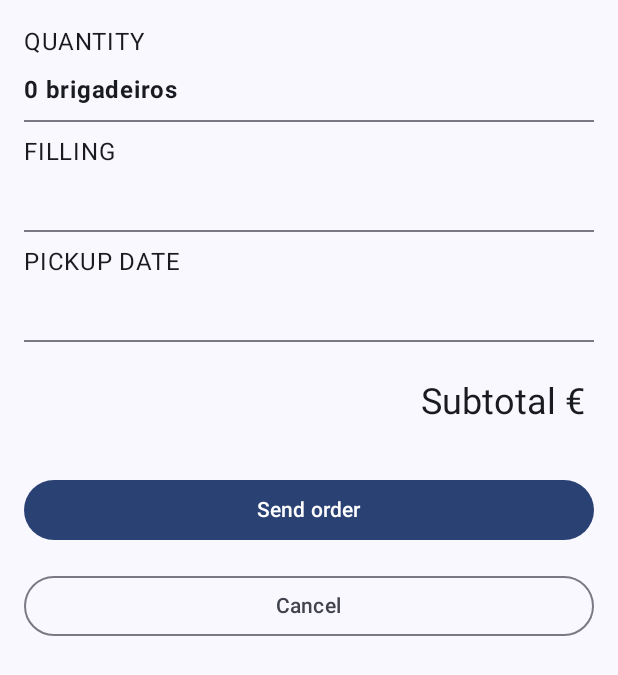
After one commit to guisussel/brigadeirao-app, an Android app built with Jetpack Compose: the composable OrderSummaryScreen shown on its own in the app's theme, on a phone screen of 412 x 824 dp. The commit adds this screen. Shown: the top 675 px of the screen. Run offline under Robolectric (Android 15) with nearby library versions, the phone set to English and light mode, and no system bars.

Commit message:
added order summary screen

```diff
--- /dev/null
+++ b/app/src/main/java/com/sussel/brigadeirao/OrderSummaryScreen.kt
@@ -0,0 +1,121 @@
+package com.sussel.brigadeirao
+
+import androidx.compose.foundation.layout.Arrangement
+import androidx.compose.foundation.layout.Column
+import androidx.compose.foundation.layout.Row
+import androidx.compose.foundation.layout.Spacer
+import androidx.compose.foundation.layout.fillMaxHeight
+import androidx.compose.foundation.layout.fillMaxWidth
+import androidx.compose.foundation.layout.height
+import androidx.compose.foundation.layout.padding
+import androidx.compose.material3.Button
+import androidx.compose.material3.Divider
+import androidx.compose.material3.OutlinedButton
+import androidx.compose.material3.Text
+import androidx.compose.runtime.Composable
+import androidx.compose.ui.Alignment
+import androidx.compose.ui.Modifier
+import androidx.compose.ui.platform.LocalContext
+import androidx.compose.ui.res.stringResource
+import androidx.compose.ui.text.font.FontWeight
+import androidx.compose.ui.tooling.preview.Preview
+import androidx.compose.ui.unit.dp
+import com.sussel.brigadeirao.data.OrderUiState
+import com.sussel.brigadeirao.ui.components.FormattedPriceLabel
+import com.sussel.brigadeirao.ui.theme.BrigadeiraoTheme
+
+/**
+ * This composable expects [orderUiState] that represents the order state, [onCancelButtonClicked]
+ * lambda that triggers canceling the order and passes the final order to [onSendButtonClicked]
+ * lambda
+ */
+@Composable
+fun OrderSummaryScreen(
+    orderUiState: OrderUiState,
+    onCancelButtonClicked: () -> Unit,
+    onSendButtonClicked: (String, String) -> Unit,
+    modifier: Modifier = Modifier
+) {
+    val resources = LocalContext.current.resources
+
+    val numberOfBrigadeiros = resources.getQuantityString(
+        R.plurals.brigadeiros,
+        orderUiState.quantity,
+        orderUiState.quantity
+    )
+
+    val orderSummary = stringResource(
+        id = R.string.order_details,
+        numberOfBrigadeiros,
+        orderUiState.filling,
+        orderUiState.date,
+        orderUiState.quantity
+    )
+
+    val newOrder = stringResource(id = R.string.new_brigadeiro_order)
+
+    val items = listOf(
+        Pair(stringResource(id = R.string.quantity), numberOfBrigadeiros),
+        Pair(stringResource(id = R.string.filling), orderUiState.filling),
+        Pair(stringResource(id = R.string.pickup_date), orderUiState.date)
+    )
+
+    Column(
+        modifier = modifier,
+        verticalArrangement = Arrangement.SpaceBetween
+    ) {
+        Column(
+            modifier = Modifier.padding(16.dp),
+            verticalArrangement = Arrangement.spacedBy(8.dp)
+        ) {
+            items.forEach { item ->
+                Text(text = item.first.uppercase())
+                Text(text = item.second, fontWeight = FontWeight.Bold)
+                Divider(thickness = 1.dp)
+
+            }
+            Spacer(modifier = Modifier.height(8.dp))
+            FormattedPriceLabel(
+                subTotal = orderUiState.price,
+                modifier = Modifier.align(Alignment.End)
+            )
+        }
+        Row(
+            modifier = Modifier.padding(16.dp)
+        ) {
+            Column(
+                verticalArrangement = Arrangement.spacedBy(16.dp)
+            ) {
+                Button(
+                    modifier = Modifier.fillMaxWidth(),
+                    onClick = { onSendButtonClicked(newOrder, orderSummary) }
+                ) {
+                    Text(
+                        text = stringResource(id = R.string.send_order)
+                    )
+                }
+                OutlinedButton(
+                    modifier = Modifier.fillMaxWidth(),
+                    onClick = onCancelButtonClicked
+                ) {
+                    Text(
+                        text = stringResource(id = R.string.cancel)
+                    )
+                }
+            }
+        }
+    }
+}
+
+@Preview(showBackground = true)
+@Composable
+fun PreviewOrderSummaryScreen() {
+    BrigadeiraoTheme {
+        OrderSummaryScreen(
+            orderUiState = OrderUiState(1, "test filling", "test date", "test price 3.0"),
+            onSendButtonClicked = { subject: String, summary: String -> },
+            onCancelButtonClicked = { /*TODO*/ },
+            modifier = Modifier.fillMaxHeight()
+        )
+    }
+}
--- a/app/src/main/java/com/sussel/brigadeirao/StartOrderScreen.kt
+++ b/app/src/main/java/com/sussel/brigadeirao/StartOrderScreen.kt
@@ -21,6 +21,7 @@ import androidx.compose.ui.res.painterResource
 import androidx.compose.ui.res.stringResource
 import androidx.compose.ui.tooling.preview.Preview
 import androidx.compose.ui.unit.dp
+import com.sussel.brigadeirao.data.DataSource
 import com.sussel.brigadeirao.ui.theme.BrigadeiraoTheme
 
 @Composable
--- a/app/src/main/java/com/sussel/brigadeirao/DataSource.kt
+++ b/app/src/main/java/com/sussel/brigadeirao/data/DataSource.kt
@@ -1,4 +1,6 @@
-package com.sussel.brigadeirao
+package com.sussel.brigadeirao.data
+
+import com.sussel.brigadeirao.R
 
 // TODO: fetch this data from database
 
@@ -12,7 +14,7 @@ object DataSource {
 
     val quantityOptions = listOf(
         Pair(R.string.one_brigadeiro, 1),
-        Pair(R.string.four_brigadeiro, 4),
-        Pair(R.string.ten_brigadeiro, 10)
+        Pair(R.string.four_brigadeiros, 4),
+        Pair(R.string.ten_brigadeiros, 10)
     )
 }
--- /dev/null
+++ b/app/src/main/java/com/sussel/brigadeirao/data/OrderUiState.kt
@@ -0,0 +1,13 @@
+package com.sussel.brigadeirao.data
+
+/**
+ * Data class that represents the current UI state in terms of [quantity], [filling],
+ * [dateOptions], selected pickup [date] and [price]
+ */
+data class OrderUiState(
+    val quantity: Int = 0,
+    val filling: String = "",
+    val date: String = "",
+    val price: String = "",
+    val pickupOptions: List<String> = listOf()
+)
--- /dev/null
+++ b/app/src/main/java/com/sussel/brigadeirao/ui/components/CommonUi.kt
@@ -0,0 +1,17 @@
+package com.sussel.brigadeirao.ui.components
+
+import androidx.compose.material3.MaterialTheme
+import androidx.compose.material3.Text
+import androidx.compose.runtime.Composable
+import androidx.compose.ui.Modifier
+import androidx.compose.ui.res.stringResource
+import com.sussel.brigadeirao.R
+
+@Composable
+fun FormattedPriceLabel(subTotal: String, modifier: Modifier = Modifier) {
+    Text(
+        text = stringResource(id = R.string.subtotal_price, subTotal),
+        modifier = modifier,
+        style = MaterialTheme.typography.headlineSmall
+    )
+}
--- a/app/src/main/res/values/strings.xml
+++ b/app/src/main/res/values/strings.xml
@@ -11,6 +11,21 @@
 
     <!-- quantity -->
     <string name="one_brigadeiro">1 brigadeiro</string>
-    <string name="four_brigadeiro">4 brigadeiros</string>
-    <string name="ten_brigadeiro">10 brigadeiros</string>
+    <string name="four_brigadeiros">4 brigadeiros</string>
+    <string name="ten_brigadeiros">10 brigadeiros</string>
+    <plurals name="brigadeiros">
+        <item quantity="one">%d brigadeiro</item>
+        <item quantity="other">%d brigadeiros</item>
+    </plurals>
+
+
+    <string name="new_brigadeiro_order">New Brigadeiro Order</string>
+    <string name="order_details">Quantity: %1$s \nFilling: %2$s \nPickup date: %3$s \nTotal: %4$s \n\nThank you!</string>
+
+    <string name="quantity">Quantity</string>
+    <string name="filling">Filling</string>
+    <string name="pickup_date">Pickup date</string>
+    <string name="subtotal_price">Subtotal € %s</string>
+    <string name="send_order">Send order</string>
+    <string name="cancel">Cancel</string>
 </resources>
```
